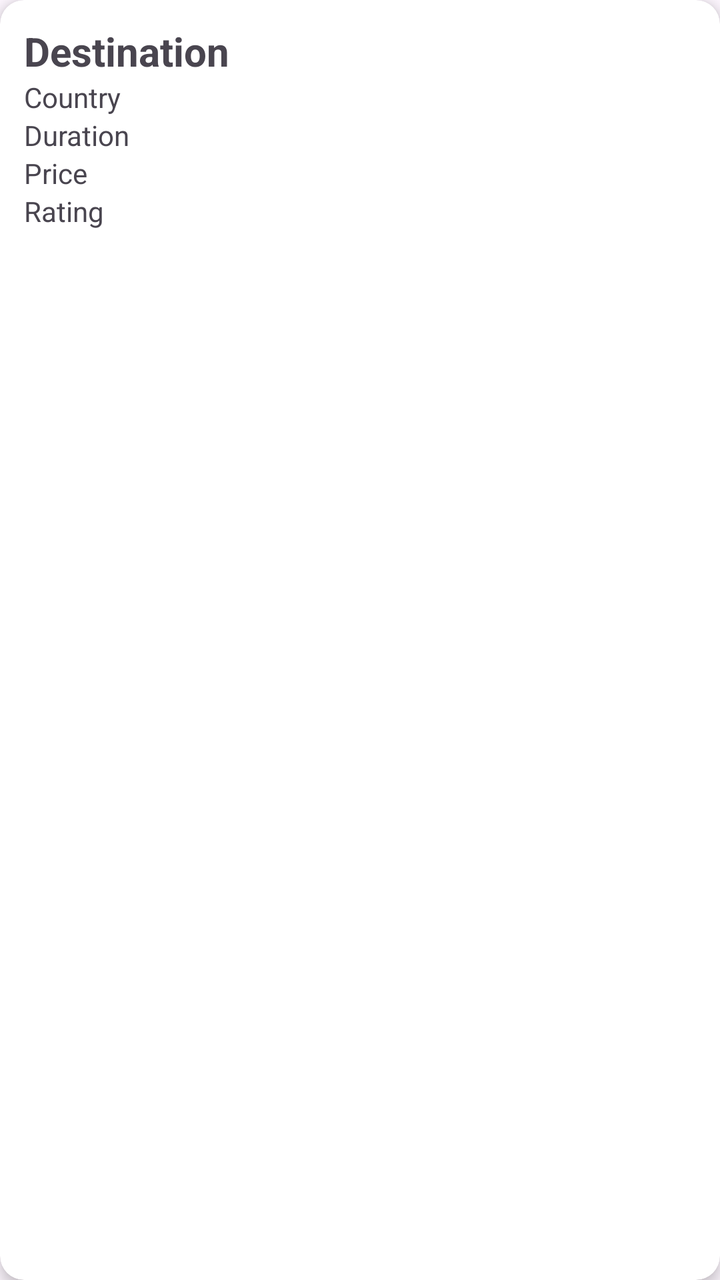
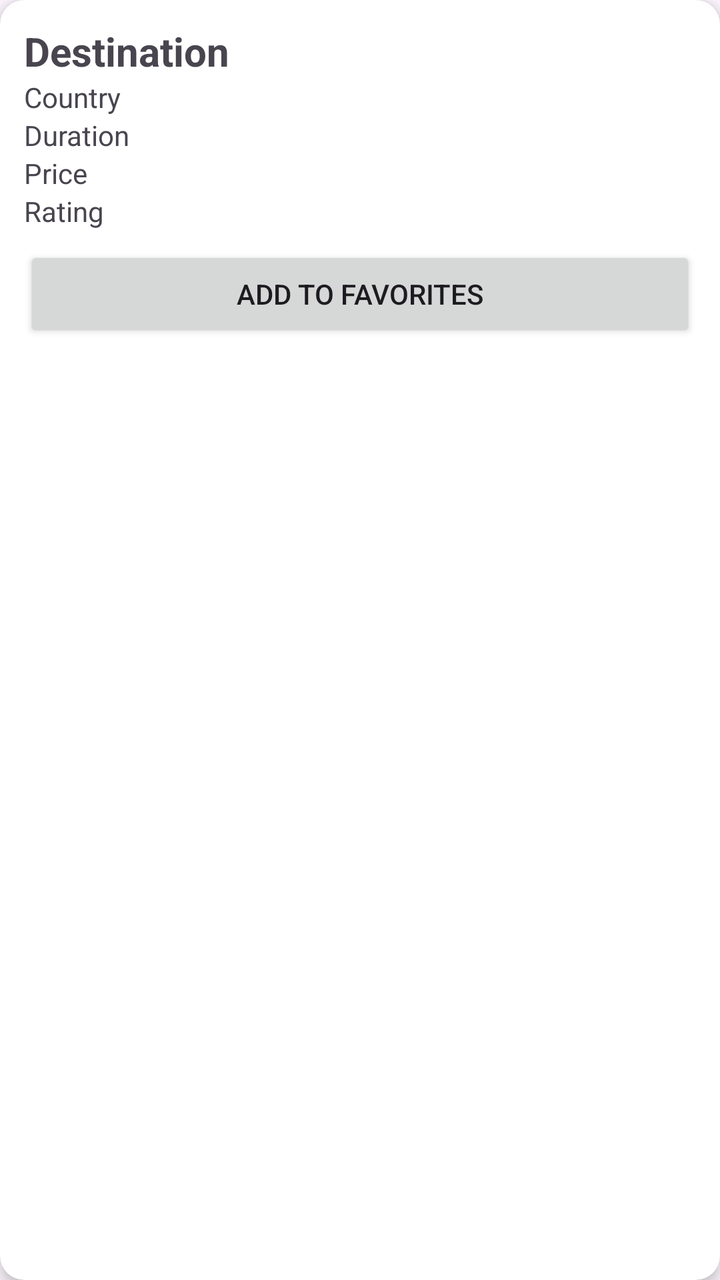

The first picture is an Android layout as it rendered before a commit; the second is the same layout after the commit. The layout source and the unified diff follow.
<!-- AndroidManifest.xml: application theme Theme.Travelplanner -->
<!-- res/layout/item_trip.xml -->
<?xml version="1.0" encoding="utf-8"?>
<androidx.cardview.widget.CardView
    xmlns:android="http://schemas.android.com/apk/res/android"
    xmlns:app="http://schemas.android.com/apk/res-auto"
    android:layout_width="match_parent"
    android:layout_height="wrap_content"
    android:layout_margin="8dp"
    app:cardCornerRadius="12dp"
    app:cardElevation="4dp">

    <LinearLayout
        android:layout_width="match_parent"
        android:layout_height="wrap_content"
        android:orientation="vertical"
        android:padding="12dp">

        <TextView
            android:id="@+id/txtDestination"
            android:layout_width="wrap_content"
            android:layout_height="wrap_content"
            android:text="Destination"
            android:textSize="20sp"
            android:textStyle="bold" />

        <TextView
            android:id="@+id/txtCountry"
            android:layout_width="wrap_content"
            android:layout_height="wrap_content"
            android:text="Country" />

        <TextView
            android:id="@+id/txtDuration"
            android:layout_width="wrap_content"
            android:layout_height="wrap_content"
            android:text="Duration" />

        <TextView
            android:id="@+id/txtPrice"
            android:layout_width="wrap_content"
            android:layout_height="wrap_content"
            android:text="Price" />

        <TextView
            android:id="@+id/txtRating"
            android:layout_width="wrap_content"
            android:layout_height="wrap_content"
            android:text="Rating" />

    </LinearLayout>

</androidx.cardview.widget.CardView>
<!-- resources referenced by this layout -->
<resources>
  <style name="Theme.Travelplanner" parent="Base.Theme.Travelplanner" />
  <style name="Base.Theme.Travelplanner" parent="Theme.Material3.DayNight.NoActionBar">
  
          <item name="colorPrimary">@color/primary_color</item>
          <item name="colorSecondary">@color/accent_color</item>
  
      </style>
  <color name="primary_color">#2FA084</color>
  <color name="accent_color">#6FCF97</color>
</resources>

<!-- the commit's change to res/layout/item_trip.xml (unified diff, before → after) -->
@@ -45,6 +45,12 @@
             android:layout_width="wrap_content"
             android:layout_height="wrap_content"
             android:text="Rating" />
+        <Button
+            android:id="@+id/btnFavorite"
+            android:layout_width="match_parent"
+            android:layout_height="wrap_content"
+            android:layout_marginTop="8dp"
+            android:text="Add to Favorites" />
 
     </LinearLayout>
 
